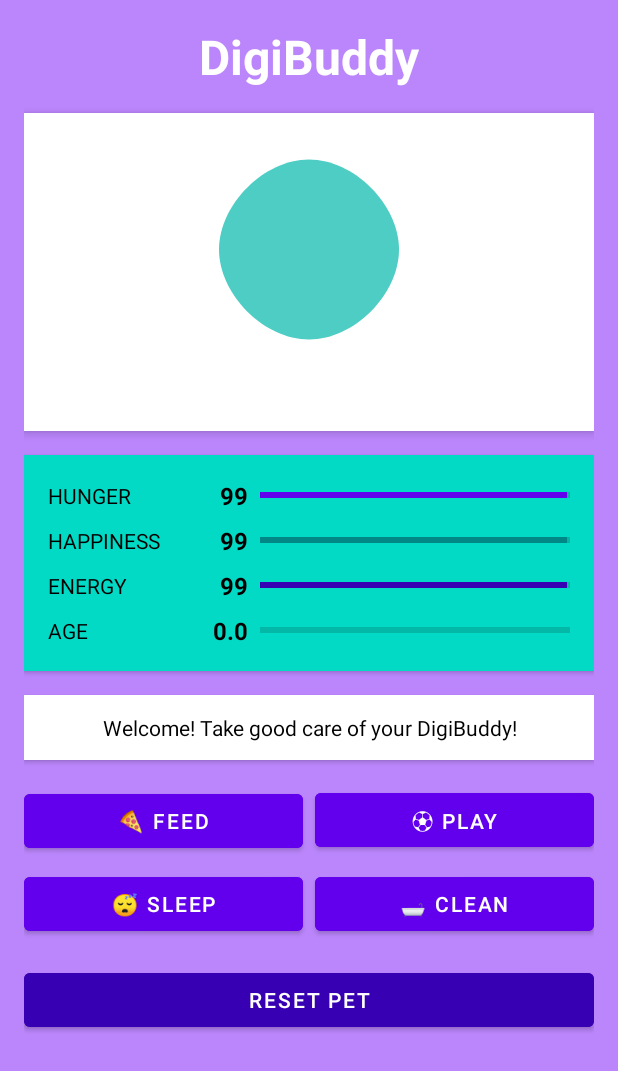
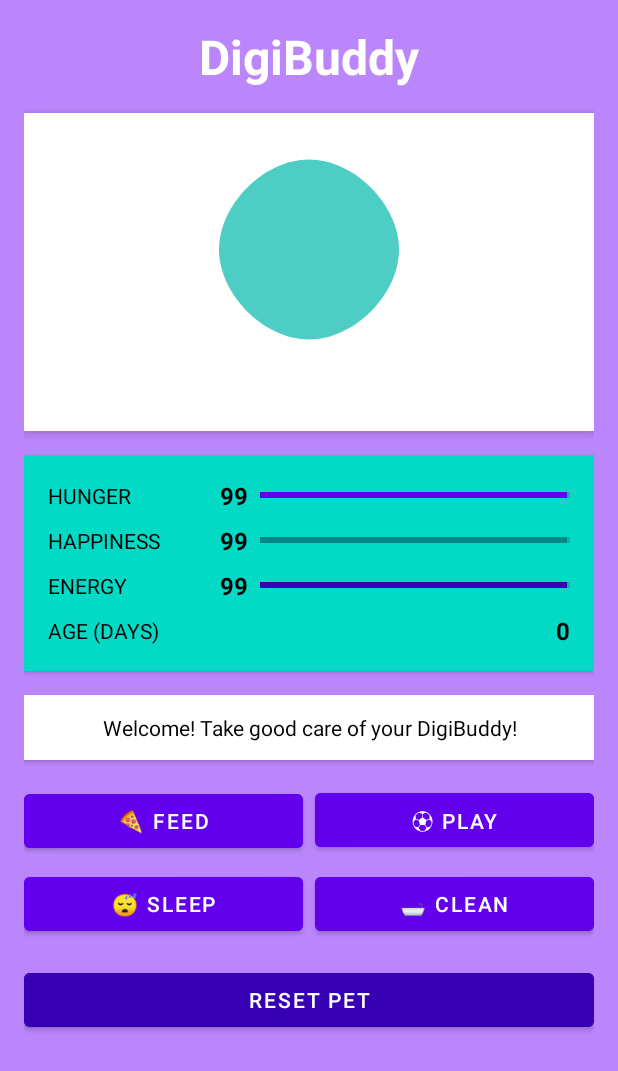
Before and after one commit to MatthewDelong/DigiBuddy, an Android app: the screen it shows after launch (MainActivity), on a phone screen of 412 x 824 dp. Shown: the top 1071 px of the screen. Run offline under Robolectric (Android 15) with nearby library versions, the phone set to English and light mode, and no system bars.

Commit message:
Add age milestones and simplify age display
Implemented milestone achievements for every 10 days of pet age, including in-app messages and background notifications. Age is now calculated based on real days passed and displayed as integer days, with the age progress bar removed from the UI for simplicity.

```diff
--- a/app/src/main/java/com/example/digibuddy/MainActivity.java
+++ b/app/src/main/java/com/example/digibuddy/MainActivity.java
@@ -20,7 +20,7 @@ public class MainActivity extends AppCompatActivity {
     private static final int PERMISSION_REQUEST_CODE = 100;
 
     private ImageView petImage;
-    private ProgressBar hungerBar, happinessBar, energyBar, ageBar;
+    private ProgressBar hungerBar, happinessBar, energyBar;
     private TextView hungerText, happinessText, energyText, ageText, messageText;
     private Button feedButton, playButton, sleepButton, cleanButton, resetButton;
 
@@ -48,7 +48,6 @@ public class MainActivity extends AppCompatActivity {
         hungerBar = findViewById(R.id.hungerBar);
         happinessBar = findViewById(R.id.happinessBar);
         energyBar = findViewById(R.id.energyBar);
-        ageBar = findViewById(R.id.ageBar);
 
         hungerText = findViewById(R.id.hungerText);
         happinessText = findViewById(R.id.happinessText);
@@ -85,8 +84,15 @@ public class MainActivity extends AppCompatActivity {
             double hungerLoss = minutesPassed * 0.1;
             double happinessLoss = minutesPassed * 0.05;
             double energyLoss = minutesPassed * 0.05;
-            double ageGain = minutesPassed * 0.001;
             double cleanlinessLoss = minutesPassed * 0.02;
+
+            // NEW: Calculate age based on days passed (1440 minutes = 1 day)
+            double daysPassed = minutesPassed / 1440.0;
+            double previousAge = pet.getAge();
+            pet.setAge(pet.getAge() + daysPassed);
+
+            // Check for milestone achievements
+            checkMilestones(previousAge, pet.getAge());
 
             // If sleeping, apply sleep benefits
             if (pet.isSleeping()) {
@@ -103,7 +109,6 @@ public class MainActivity extends AppCompatActivity {
             pet.setHappiness(Math.max(0, pet.getHappiness() - happinessLoss));
             pet.setEnergy(Math.max(0, pet.getEnergy() - energyLoss));
             pet.setCleanliness(Math.max(0, pet.getCleanliness() - cleanlinessLoss));
-            pet.setAge(pet.getAge() + ageGain);
 
             pet.updateStage();
             pet.checkDeath();
@@ -126,6 +131,23 @@ public class MainActivity extends AppCompatActivity {
 
         updateUI();
         updateSleepButtonText();
+    }
+
+    // NEW: Check for milestone achievements
+    private void checkMilestones(double previousAge, double currentAge) {
+        int previousDays = (int) previousAge;
+        int currentDays = (int) currentAge;
+
+        // Check if we crossed any 10-day milestone
+        if (currentDays > previousDays && currentDays % 10 == 0) {
+            String milestoneMessage = "🎉 Milestone reached! Your DigiBuddy is now " + currentDays + " days old!";
+            showMessage(milestoneMessage);
+
+            // You could add special rewards here, like:
+            // - Temporary stat boosts
+            // - Special appearance changes
+            // - Unlockable items
+        }
     }
 
     private void setupButtons() {
@@ -307,12 +329,11 @@ public class MainActivity extends AppCompatActivity {
         hungerBar.setProgress((int) pet.getHunger());
         happinessBar.setProgress((int) pet.getHappiness());
         energyBar.setProgress((int) pet.getEnergy());
-        ageBar.setProgress((int) Math.min(100, pet.getAge() * 14.28)); // Adjusted for 0-7 age range
 
         hungerText.setText(String.valueOf((int) pet.getHunger()));
         happinessText.setText(String.valueOf((int) pet.getHappiness()));
         energyText.setText(String.valueOf((int) pet.getEnergy()));
-        ageText.setText(String.format("%.1f", pet.getAge()));
+        ageText.setText(String.valueOf((int) pet.getAge())); // Display as integer days
 
         updatePetImage();
         updateButtonStates();
@@ -379,6 +400,8 @@ public class MainActivity extends AppCompatActivity {
             public void run() {
                 // Simulate stat decay over time (only when app is open)
                 if (pet.isAlive()) {
+                    double previousAge = pet.getAge();
+
                     if (pet.isSleeping()) {
                         // While sleeping: energy restores, other stats decrease slower
                         pet.setEnergy(Math.min(100, pet.getEnergy() + 0.3));
@@ -393,7 +416,12 @@ public class MainActivity extends AppCompatActivity {
                         pet.setCleanliness(Math.max(0, pet.getCleanliness() - 0.02));
                     }
 
-                    pet.setAge(pet.getAge() + 0.001);
+                    // NEW: Age increases very slowly in real-time (1 day = 1440 minutes of app activity)
+                    pet.setAge(pet.getAge() + 0.00001157); // Approximately 1 day per 1440 minutes of app activity
+
+                    // Check for milestones
+                    checkMilestones(previousAge, pet.getAge());
+
                     pet.updateStage();
                     pet.checkDeath();
                     saveAndUpdate();
--- a/app/src/main/res/layout/activity_main.xml
+++ b/app/src/main/res/layout/activity_main.xml
@@ -162,7 +162,7 @@
                     android:layout_marginStart="8dp" />
             </LinearLayout>
 
-            <!-- Age Stat -->
+            <!-- Age Stat - Simplified without progress bar -->
             <LinearLayout
                 android:layout_width="match_parent"
                 android:layout_height="wrap_content"
@@ -173,28 +173,19 @@
                     android:layout_width="0dp"
                     android:layout_height="wrap_content"
                     android:layout_weight="1"
-                    android:text="AGE"
+                    android:text="AGE (DAYS)"
                     android:textSize="14sp"
                     android:textColor="@color/black" />
 
                 <TextView
                     android:id="@+id/ageText"
-                    android:layout_width="30dp"
+                    android:layout_width="wrap_content"
                     android:layout_height="wrap_content"
                     android:text="0"
                     android:textSize="16sp"
                     android:textStyle="bold"
                     android:textColor="@color/black"
-                    android:gravity="end" />
-
-                <ProgressBar
-                    android:id="@+id/ageBar"
-                    style="@style/Widget.AppCompat.ProgressBar.Horizontal"
-                    android:layout_width="0dp"
-                    android:layout_height="12dp"
-                    android:layout_weight="2"
-                    android:progress="0"
-                    android:progressTint="@color/red_200"
+                    android:gravity="end"
                     android:layout_marginStart="8dp" />
             </LinearLayout>
         </LinearLayout>
```
Also changed, not shown: app/src/main/java/com/example/digibuddy/PetService.java (+34 -2 lines), 2 other files.
